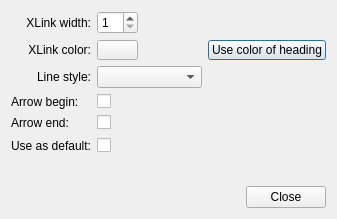
Old version of the form forms/editxlinkdialog.ui in the repository insilmaril/vym.
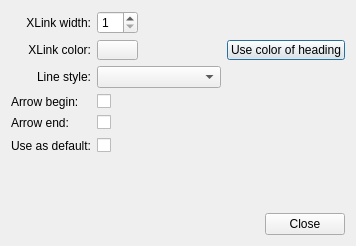
New version of the form.

Patch:
```diff
--- a/forms/editxlinkdialog.ui
+++ b/forms/editxlinkdialog.ui
@@ -6,8 +6,8 @@
    <rect>
     <x>0</x>
     <y>0</y>
-    <width>337</width>
-    <height>219</height>
+    <width>356</width>
+    <height>246</height>
    </rect>
   </property>
   <property name="sizePolicy">
```
Left out of the diff: 36 changed lines with no effect on the pictures.
